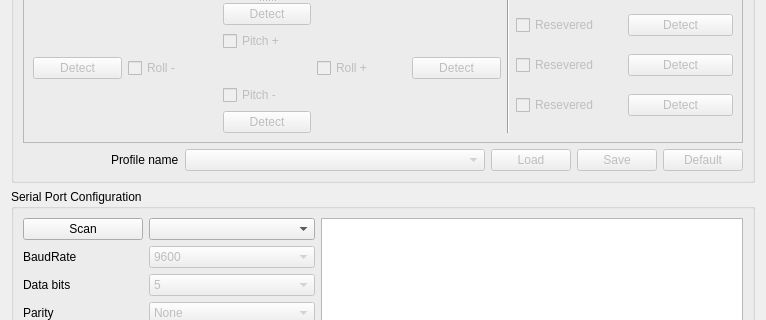
ninfeion/BBflight-clients-restruction-python, file ui/tabs/controllerTab.ui: the form before one commit; both pictures show x 0 to 766 and y 222 to 542 of the 766 by 729 pixel window.
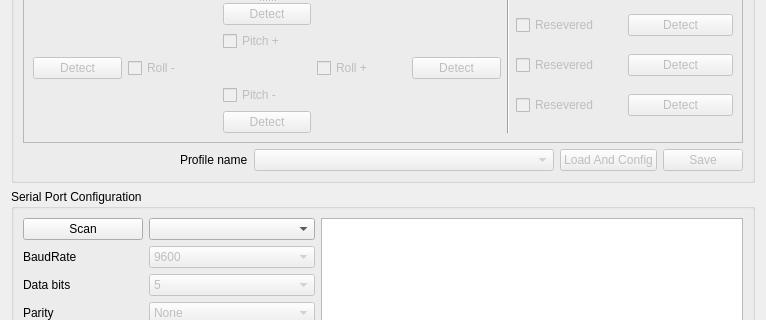
The form after the commit.

```diff
--- a/ui/tabs/controllerTab.ui
+++ b/ui/tabs/controllerTab.ui
@@ -552,7 +552,7 @@
            <bool>false</bool>
           </property>
           <property name="text">
-           <string>Load</string>
+           <string>Load And Config</string>
           </property>
          </widget>
         </item>
@@ -566,16 +566,6 @@
           </property>
          </widget>
         </item>
-        <item>
-         <widget class="QPushButton" name="configSetDefault">
-          <property name="enabled">
-           <bool>false</bool>
-          </property>
-          <property name="text">
-           <string>Default</string>
-          </property>
-         </widget>
-        </item>
        </layout>
       </item>
      </layout>
```
